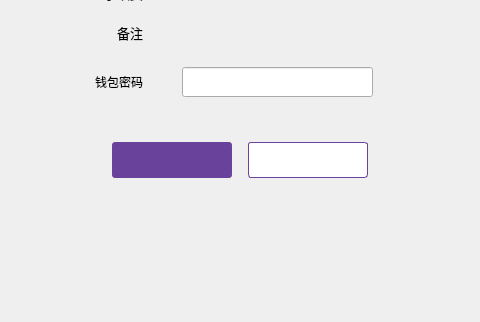
Before: the Qt Designer form transferconfirmdialog.ui in realm520/gdwcoin, drawn with Qt 5; both pictures show x 238 to 718 and y 258 to 580 of the 960 by 580 pixel window.
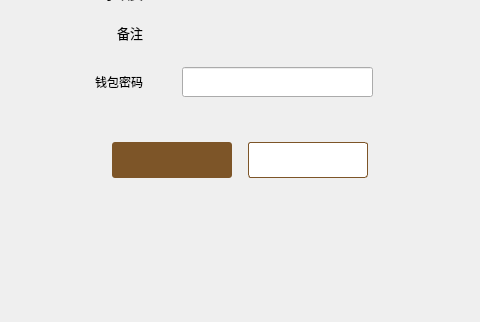
After: the same form once the commit is applied.

Diff of the .ui file:
```diff
--- a/transferconfirmdialog.ui
+++ b/transferconfirmdialog.ui
@@ -78,9 +78,9 @@
       <cursorShape>PointingHandCursor</cursorShape>
      </property>
      <property name="styleSheet">
-      <string notr="true">QToolButton{background-color:rgb(105,67,155);color:#ffffff;border:none;border-radius:3px;}
-QToolButton:hover{background-color:rgb(125,87,180);}
-QToolButton:disabled{background-color:#cecece;}</string>
+      <string notr="true">QToolButton{background-color:rgb(125,85,40);color:#ffffff;border:none;border-radius:3px;}
+QToolButton:hover{background-color:rgb(185,150,85);}
+</string>
      </property>
      <property name="text">
       <string/>
@@ -263,8 +263,8 @@
       <cursorShape>PointingHandCursor</cursorShape>
      </property>
      <property name="styleSheet">
-      <string notr="true">QToolButton{background-color:#ffffff;color:#484848;border:1px solid rgb(105,67,155);border-radius:3px;}
-QToolButton:hover{color:rgb(105,67,155);}</string>
+      <string notr="true">QToolButton{background-color:#ffffff;color:#484848;border:1px solid rgb(125,85,40);border-radius:3px;}
+QToolButton:hover{color:rgb(125,85,40);}</string>
      </property>
      <property name="text">
       <string/>
```
